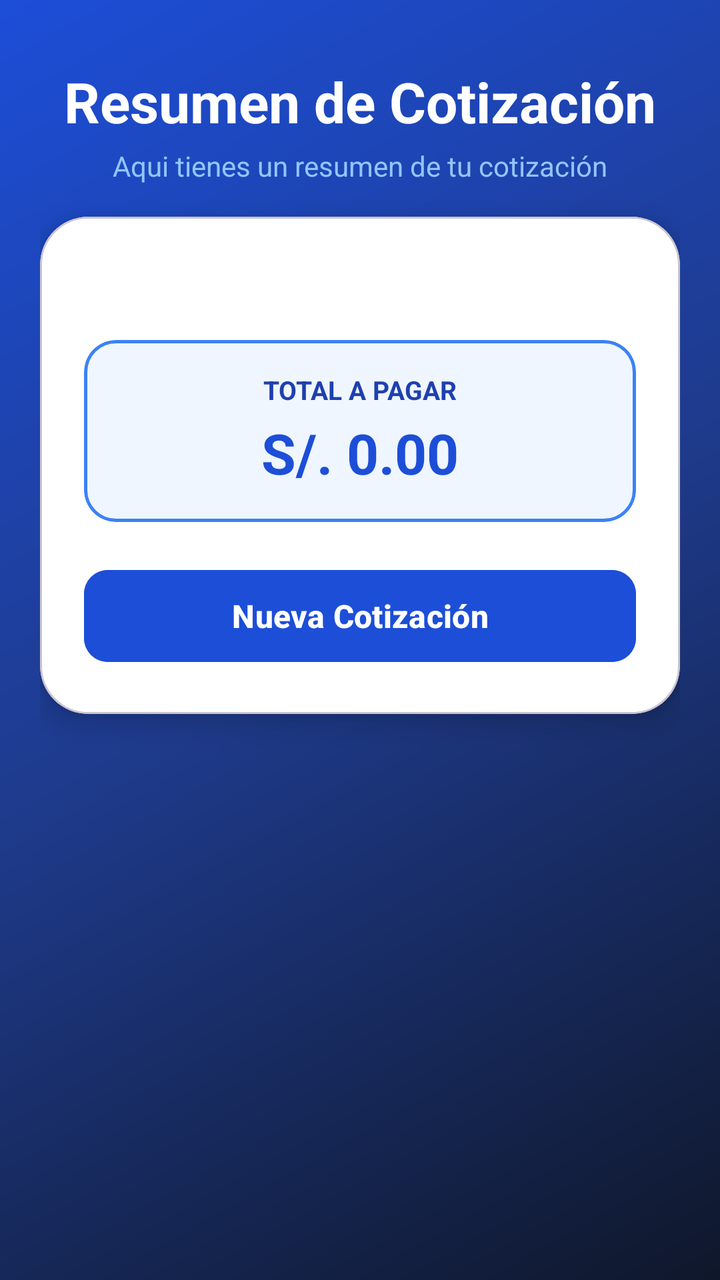
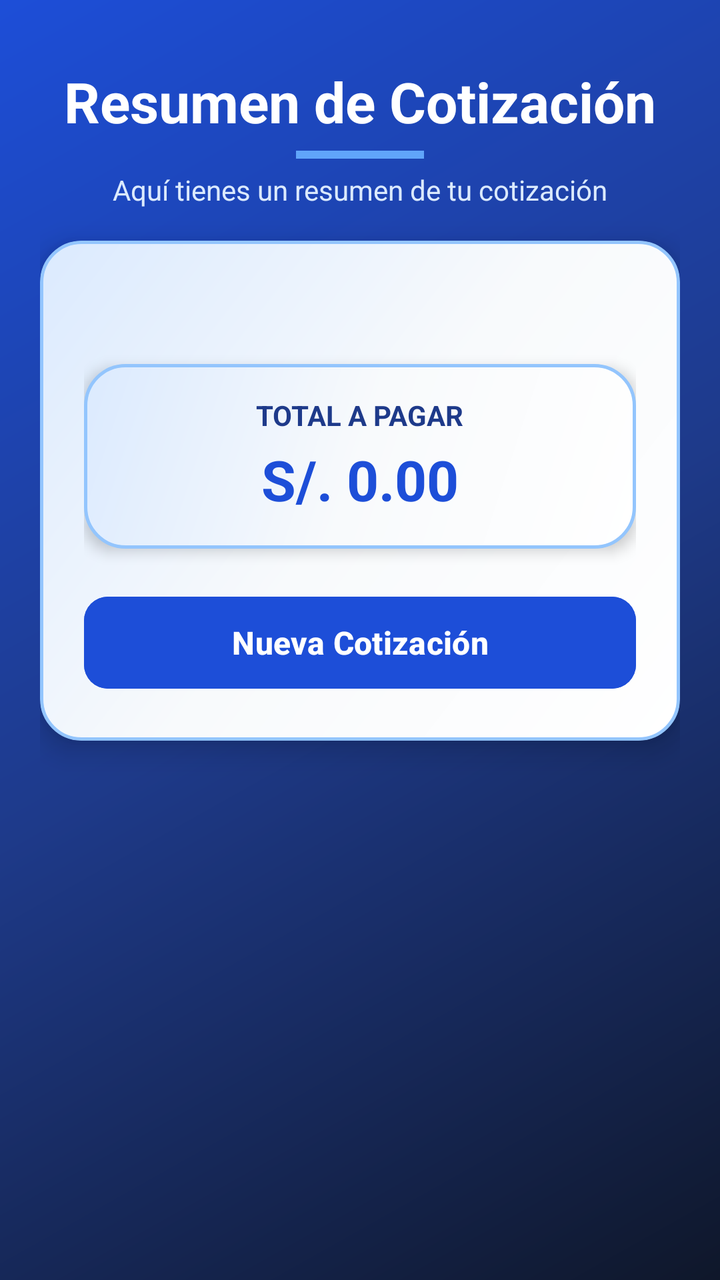

Before-and-after screenshots of an Android layout around one commit, followed by the original layout XML and the change that was made.
<!-- AndroidManifest.xml: application theme Theme.Examen_parcial -->
<!-- res/layout/activity_resultado.xml -->
<?xml version="1.0" encoding="utf-8"?>
<ScrollView xmlns:android="http://schemas.android.com/apk/res/android"
    xmlns:app="http://schemas.android.com/apk/res-auto"
    android:layout_width="match_parent"
    android:layout_height="match_parent"
    android:background="@drawable/bg_splash_gradient"
    android:fillViewport="true">

    <LinearLayout
        android:layout_width="match_parent"
        android:layout_height="wrap_content"
        android:gravity="center_horizontal"
        android:orientation="vertical"
        android:padding="20dp">

        <TextView
            android:layout_width="wrap_content"
            android:layout_height="wrap_content"
            android:layout_marginTop="12dp"
            android:layout_marginBottom="4dp"
            android:text="Resumen de Cotización"
            android:textAlignment="center"
            android:textColor="#FFFFFF"
            android:textSize="28sp"
            android:textStyle="bold" />

        <TextView
            android:layout_width="wrap_content"
            android:layout_height="wrap_content"
            android:layout_marginBottom="16dp"
            android:text="Aqui tienes un resumen de tu cotización"
            android:textColor="#93C5FD"
            android:textSize="14sp" />

        <com.google.android.material.card.MaterialCardView
            android:layout_width="match_parent"
            android:layout_height="wrap_content"
            app:cardBackgroundColor="#FFFFFF"
            app:cardCornerRadius="24dp"
            app:cardElevation="8dp">

            <LinearLayout
                android:layout_width="match_parent"
                android:layout_height="wrap_content"
                android:orientation="vertical"
                android:padding="22dp">

                <TextView
                    android:id="@+id/txtResultados"
                    android:layout_width="match_parent"
                    android:layout_height="wrap_content"
                    android:lineSpacingExtra="6dp"
                    android:textColor="#1E293B"
                    android:textSize="16sp" />

                
                <com.google.android.material.card.MaterialCardView
                    android:layout_width="match_parent"
                    android:layout_height="wrap_content"
                    android:layout_marginTop="18dp"
                    android:layout_marginBottom="20dp"
                    app:cardBackgroundColor="#EFF6FF"
                    app:cardCornerRadius="16dp"
                    app:cardElevation="0dp"
                    app:strokeColor="#3B82F6"
                    app:strokeWidth="1.5dp">

                    <LinearLayout
                        android:layout_width="match_parent"
                        android:layout_height="wrap_content"
                        android:gravity="center"
                        android:orientation="vertical"
                        android:padding="16dp">

                        <TextView
                            android:layout_width="wrap_content"
                            android:layout_height="wrap_content"
                            android:text="TOTAL A PAGAR"
                            android:textColor="#1E40AF"
                            android:textSize="13sp"
                            android:textStyle="bold" />

                        <TextView
                            android:id="@+id/tvTotalFinal"
                            android:layout_width="wrap_content"
                            android:layout_height="wrap_content"
                            android:layout_marginTop="4dp"
                            android:text="S/. 0.00"
                            android:textColor="#1D4ED8"
                            android:textSize="28sp"
                            android:textStyle="bold" />
                    </LinearLayout>
                </com.google.android.material.card.MaterialCardView>

                <com.google.android.material.button.MaterialButton
                    android:id="@+id/btnVolver"
                    android:layout_width="match_parent"
                    android:layout_height="54dp"
                    android:backgroundTint="#1D4ED8"
                    android:text="Nueva Cotización"
                    android:textColor="#FFFFFF"
                    android:textSize="16sp"
                    android:textStyle="bold"
                    app:cornerRadius="12dp" />

            </LinearLayout>
        </com.google.android.material.card.MaterialCardView>
    </LinearLayout>
</ScrollView>
<!-- resources referenced by this layout -->
<resources>
  <!-- drawable bg_splash_gradient (drawable) -->
  <?xml version="1.0" encoding="utf-8"?>
  <shape xmlns:android="http://schemas.android.com/apk/res/android">
      <gradient
          android:angle="135"
          android:startColor="#0F172A"
          android:centerColor="#1E3A8A"
          android:endColor="#1D4ED8"
          android:type="linear" />
  </shape>
  <style name="Theme.Examen_parcial" parent="Base.Theme.Examen_parcial" />
  <style name="Base.Theme.Examen_parcial" parent="Theme.Material3.DayNight.NoActionBar">
          
          
      </style>
</resources>

<!-- the commit's change to res/layout/activity_resultado.xml (unified diff, before → after) -->
@@ -17,31 +17,40 @@
             android:layout_width="wrap_content"
             android:layout_height="wrap_content"
             android:layout_marginTop="12dp"
-            android:layout_marginBottom="4dp"
             android:text="Resumen de Cotización"
             android:textAlignment="center"
             android:textColor="#FFFFFF"
             android:textSize="28sp"
             android:textStyle="bold" />
 
+        <View
+            android:layout_width="64dp"
+            android:layout_height="4dp"
+            android:layout_marginTop="6dp"
+            android:layout_marginBottom="6dp"
+            android:background="#60A5FA" />
+
         <TextView
             android:layout_width="wrap_content"
             android:layout_height="wrap_content"
             android:layout_marginBottom="16dp"
-            android:text="Aqui tienes un resumen de tu cotización"
-            android:textColor="#93C5FD"
+            android:text="Aquí tienes un resumen de tu cotización"
+            android:textColor="#DBEAFE"
             android:textSize="14sp" />
 
+        
         <com.google.android.material.card.MaterialCardView
             android:layout_width="match_parent"
             android:layout_height="wrap_content"
-            app:cardBackgroundColor="#FFFFFF"
-            app:cardCornerRadius="24dp"
-            app:cardElevation="8dp">
+            app:cardBackgroundColor="@android:color/transparent"
+            app:cardCornerRadius="20dp"
+            app:cardElevation="8dp"
+            app:strokeWidth="0dp">
 
             <LinearLayout
                 android:layout_width="match_parent"
                 android:layout_height="wrap_content"
+                android:background="@drawable/bg_card_modern"
                 android:orientation="vertical"
                 android:padding="22dp">
 
@@ -59,15 +68,15 @@
                     android:layout_height="wrap_content"
                     android:layout_marginTop="18dp"
                     android:layout_marginBottom="20dp"
-                    app:cardBackgroundColor="#EFF6FF"
+                    app:cardBackgroundColor="@android:color/transparent"
                     app:cardCornerRadius="16dp"
-                    app:cardElevation="0dp"
-                    app:strokeColor="#3B82F6"
-                    app:strokeWidth="1.5dp">
+                    app:cardElevation="4dp"
+                    app:strokeWidth="0dp">
 
                     <LinearLayout
                         android:layout_width="match_parent"
                         android:layout_height="wrap_content"
+                        android:background="@drawable/bg_card_modern"
                         android:gravity="center"
                         android:orientation="vertical"
                         android:padding="16dp">
@@ -76,8 +85,8 @@
                             android:layout_width="wrap_content"
                             android:layout_height="wrap_content"
                             android:text="TOTAL A PAGAR"
-                            android:textColor="#1E40AF"
-                            android:textSize="13sp"
+                            android:textColor="#1E3A8A"
+                            android:textSize="14sp"
                             android:textStyle="bold" />
 
                         <TextView
<!-- resource entries referenced after the edit -->
@@ -1,5 +1,20 @@
 <!-- resources referenced by this layout -->
 <resources>
+  <!-- drawable bg_card_modern (drawable) -->
+  <?xml version="1.0" encoding="utf-8"?>
+  <shape xmlns:android="http://schemas.android.com/apk/res/android"
+      android:shape="rectangle">
+      <gradient
+          android:angle="135"
+          android:startColor="#FFFFFF"
+          android:centerColor="#F8FAFC"
+          android:endColor="#DBEAFE"
+          android:type="linear" />
+      <corners android:radius="20dp" />
+      <stroke
+          android:width="1.5dp"
+          android:color="#93C5FD" />
+  </shape>
   <!-- drawable bg_splash_gradient (drawable) -->
   <?xml version="1.0" encoding="utf-8"?>
   <shape xmlns:android="http://schemas.android.com/apk/res/android">
